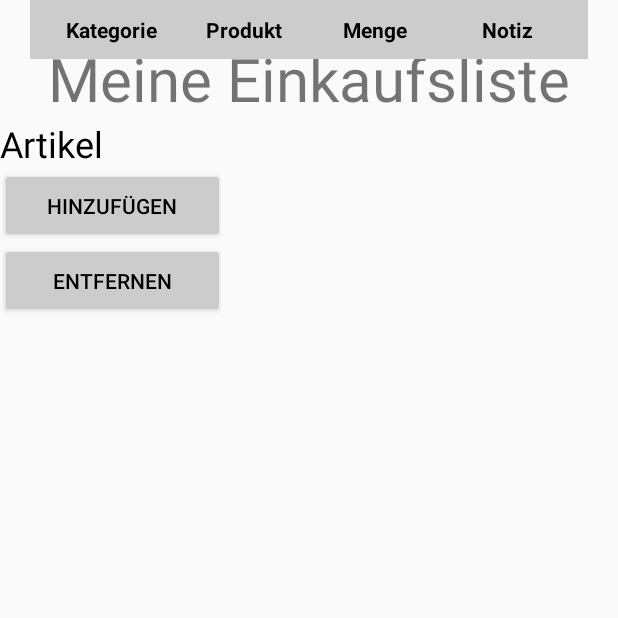
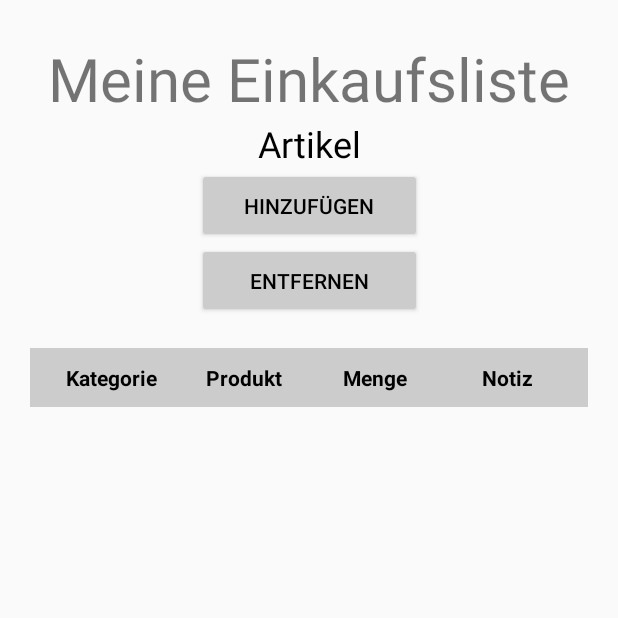
Before and after one commit to KnodelDo/mobsyspr-1, an Android app built with Jetpack Compose: the HomeActivity screen opened directly, with no data from a screen before it, on a phone screen of 412 x 824 dp, the top half of it. Run offline under Robolectric (Android 15) with nearby library versions, the phone set to English and light mode, and no system bars.

Commit message:
minor changes

```diff
--- a/app/src/main/res/layout/activity_home.xml
+++ b/app/src/main/res/layout/activity_home.xml
@@ -25,12 +25,15 @@
         android:id="@+id/tvArtikel"
         android:layout_width="wrap_content"
         android:layout_height="wrap_content"
+        android:layout_gravity="center"
         android:text="Artikel"
         android:textColor="#000000"
         android:textSize="24sp"
+        app:layout_constraintEnd_toEndOf="parent"
+        app:layout_constraintHorizontal_bias="0.5"
+        app:layout_constraintStart_toStartOf="parent"
         app:layout_constraintTop_toBottomOf="@+id/textView"
-        tools:ignore="MissingConstraints"
-        tools:layout_editor_absoluteX="184dp" />
+        tools:ignore="MissingConstraints" />
 
     <Button
         android:id="@+id/btnHinzufuegen"
@@ -41,9 +44,11 @@
         android:elevation="2dp"
         android:text="Hinzufügen"
         android:textColor="#000000"
+        app:layout_constraintEnd_toEndOf="parent"
+        app:layout_constraintHorizontal_bias="0.5"
+        app:layout_constraintStart_toStartOf="parent"
         app:layout_constraintTop_toBottomOf="@+id/tvArtikel"
-        tools:ignore="MissingConstraints"
-        tools:layout_editor_absoluteX="150dp" />
+        tools:ignore="MissingConstraints" />
 
     <Button
         android:id="@+id/btnEntfernen"
@@ -54,22 +59,25 @@
         android:elevation="2dp"
         android:text="Entfernen"
         android:textColor="#000000"
+        app:layout_constraintEnd_toEndOf="parent"
+        app:layout_constraintHorizontal_bias="0.5"
+        app:layout_constraintStart_toStartOf="parent"
         app:layout_constraintTop_toBottomOf="@+id/btnHinzufuegen"
-        tools:ignore="MissingConstraints"
-        tools:layout_editor_absoluteX="150dp" />
+        tools:ignore="MissingConstraints" />
 
     <LinearLayout
         android:layout_width="match_parent"
         android:layout_height="wrap_content"
         android:layout_margin="20dp"
+        android:layout_marginTop="48dp"
         android:background="#CCCCCC"
         android:gravity="center"
         android:orientation="horizontal"
         android:padding="10dp"
         android:weightSum="4"
+        app:layout_constraintTop_toBottomOf="@+id/btnEntfernen"
         tools:ignore="MissingConstraints"
-        tools:layout_editor_absoluteX="24dp"
-        tools:layout_editor_absoluteY="237dp">
+        tools:layout_editor_absoluteX="32dp">
 
         <TextView
             android:layout_width="0dp"
```
